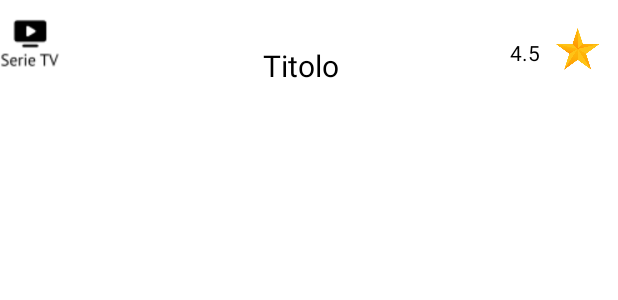
After one commit to francesco-giorgione/iLike_Classe03, an Android app: the layout activity_list_element_ricerca_contenuto.xml on its own in the app's theme, with its tools: preview values and no code run, on a phone screen of 412 x 824 dp. The commit adds this screen. Shown: the top 300 px of the screen. Run offline under Robolectric (Android 15) with nearby library versions, the phone set to English and light mode, and no system bars.

Commit message:
[IS] interfaccia grafica ricerca_contenuto

```diff
--- /dev/null
+++ b/app/src/main/res/layout/activity_list_element_ricerca_contenuto.xml
@@ -0,0 +1,35 @@
+<?xml version="1.0" encoding="utf-8"?>
+<LinearLayout xmlns:android="http://schemas.android.com/apk/res/android"
+    android:orientation="horizontal"
+    android:layout_width="match_parent"
+    android:layout_height="wrap_content">
+
+    <ImageView
+        android:layout_width="40dip"
+        android:layout_height="match_parent"
+        android:src="@drawable/icona_serietv"/>
+
+    <TextView
+        android:paddingLeft="20dip"
+        android:paddingTop="30dip"
+        android:layout_width="300dip"
+        android:textAlignment="center"
+        android:textColor="@color/black"
+        android:textSize="20dip"
+        android:layout_height="60dip"
+        android:text="Titolo"/>
+
+    <TextView
+        android:layout_width="30dip"
+        android:textColor="@color/black"
+        android:layout_marginTop="25dip"
+        android:text="4.5"
+        android:layout_height="match_parent"/>
+
+    <ImageView
+        android:paddingTop="15dip"
+        android:layout_width="30dip"
+        android:layout_height="50dip"
+        android:src="@drawable/star"/>
+
+</LinearLayout>
```
Also changed, not shown: app/src/main/res/layout/activity_ricerca_contenuto.xml (+74 -2 lines), app/src/main/res/drawable/icona_filtro.png (added).
